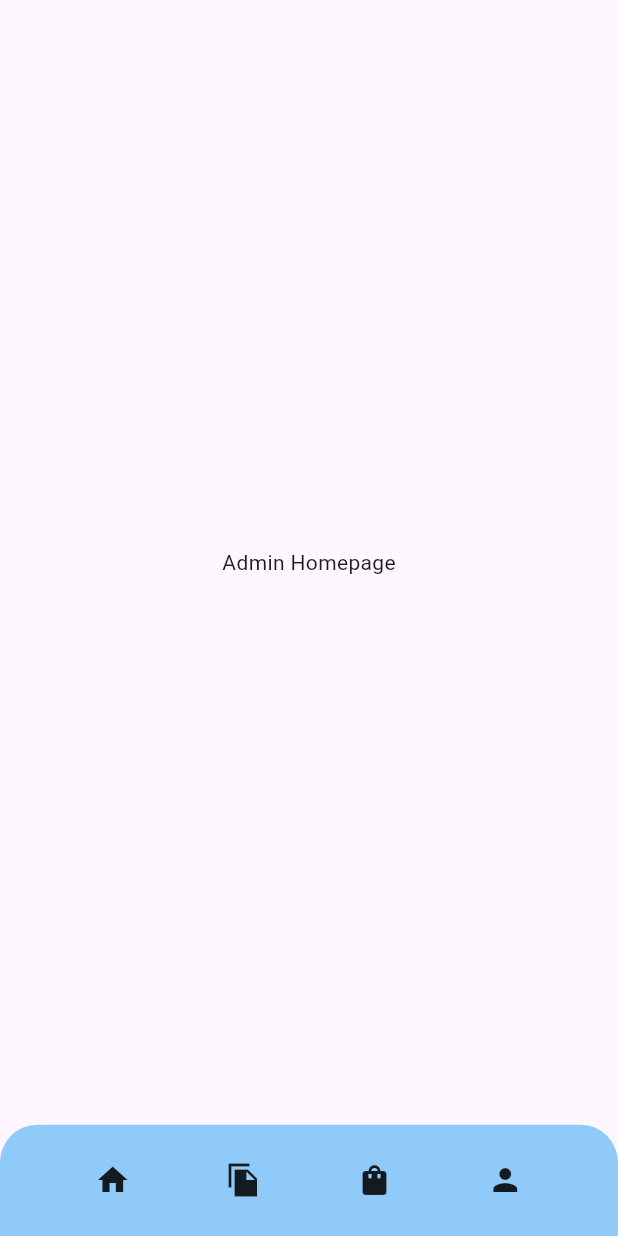
After one commit to jeanAlexsander/atma_bakery_mobile, a Flutter app: the AdminHomepage screen opened directly, on a phone screen of 412 x 824 dp. The commit adds this screen. Run offline on Flutter 3.47's test engine with Material 3 defaults, Android fonts, the phone set to English and light mode, and no system bars.

Commit message:
coding 1 mobile login

```diff
--- a/lib/constraints.dart
+++ b/lib/constraints.dart
@@ -1,6 +1,6 @@
 import 'package:flutter/material.dart';
 
-const String kAPiName = "http://127.0.0.1:8000/api/";
+const String kAPiName = "http://10.0.2.2:8000/api/";
 
 const TextStyle kButtonLoginStyle = TextStyle(
   fontSize: 16,
--- /dev/null
+++ b/lib/main page/admin/components/buttom_nav_bar.dart
@@ -0,0 +1,34 @@
+import 'package:flutter/material.dart';
+
+class BottomNavBar extends StatefulWidget {
+  const BottomNavBar({super.key});
+
+  @override
+  State<BottomNavBar> createState() => _BottomNavBarState();
+}
+
+class _BottomNavBarState extends State<BottomNavBar> {
+  @override
+  Widget build(BuildContext context) {
+    return Container(
+      decoration: BoxDecoration(
+        color: Colors.blue.shade200,
+        borderRadius: const BorderRadius.only(
+          topLeft: Radius.circular(25),
+          topRight: Radius.circular(25),
+        ),
+      ),
+      width: double.infinity,
+      height: MediaQuery.of(context).size.height * 0.09,
+      child: const Row(
+        mainAxisAlignment: MainAxisAlignment.spaceEvenly,
+        children: [
+          Icon(Icons.home),
+          Icon(Icons.file_copy_sharp),
+          Icon(Icons.shopping_bag),
+          Icon(Icons.person),
+        ],
+      ),
+    );
+  }
+}
--- /dev/null
+++ b/lib/main page/admin/home page/home_page_view.dart
@@ -0,0 +1,23 @@
+import 'package:atma_bakery_mobile/main%20page/admin/components/buttom_nav_bar.dart';
+import 'package:flutter/material.dart';
+
+class AdminHomepage extends StatefulWidget {
+  const AdminHomepage({super.key});
+
+  @override
+  State<AdminHomepage> createState() => _AdminHomepageState();
+}
+
+class _AdminHomepageState extends State<AdminHomepage> {
+  @override
+  Widget build(BuildContext context) {
+    return const SafeArea(
+      child: Scaffold(
+        body: Center(
+          child: Text('Admin Homepage'),
+        ),
+        bottomNavigationBar: BottomNavBar(),
+      ),
+    );
+  }
+}
--- a/pubspec.yaml
+++ b/pubspec.yaml
@@ -35,6 +35,7 @@ dependencies:
   # Use with the CupertinoIcons class for iOS style icons.
   cupertino_icons: ^1.0.2
   intl: ^0.19.0
+  http: ^1.0.0
 
 dev_dependencies:
   flutter_test:
```
Also changed, not shown: lib/Login/login_controller.dart (+28 -0 lines), lib/Login/login_model.dart (+83 -0 lines), lib/Login/login_view.dart (+95 -4 lines), lib/main page/customer/component/customer_bottom_nav.dart (added, +34 -0 lines), lib/main page/customer/home page/customer_home_page._view.dart (added, +23 -0 lines), lib/main page/mo/component/mo_bottom_nav_bar.dart (added, +34 -0 lines), lib/main page/mo/home page/mo_home_page_view.dart (added, +23 -0 lines), lib/main page/owner/component/owner_bottom_nav_bar.dart (added, +34 -0 lines), lib/main page/owner/home page/owner_home_page_view.dart (added, +22 -0 lines), pubspec.lock, 1 other file.
